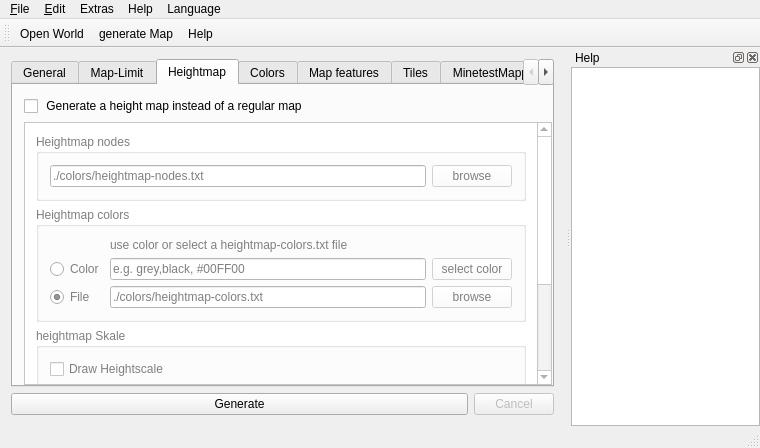
Qt form mainwindow.ui (AirSThib/MinetestMapperGUI) before a commit.
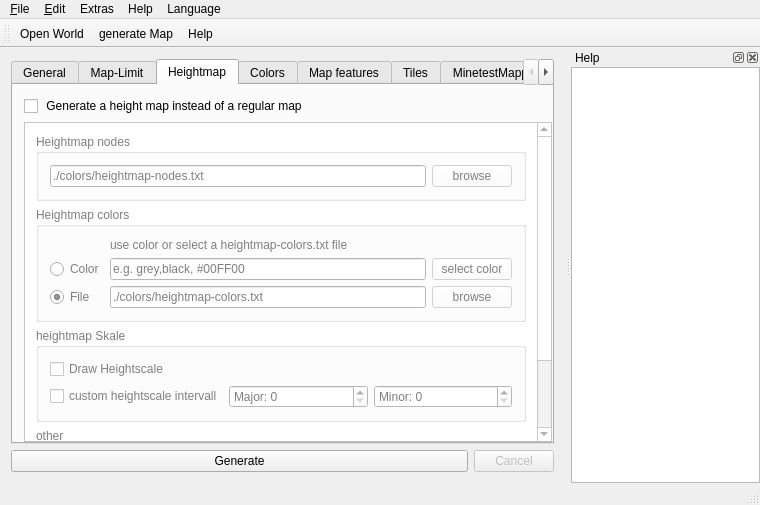
The same form after that commit. The open tabs and pages were chosen to show the change. Icons and pictures are not drawn. Custom widgets are drawn as their Qt base class.

```diff
--- a/mainwindow.ui
+++ b/mainwindow.ui
@@ -7,7 +7,7 @@
     <x>0</x>
     <y>0</y>
     <width>760</width>
-    <height>424</height>
+    <height>505</height>
    </rect>
   </property>
   <property name="windowTitle">
@@ -876,8 +876,8 @@
             <rect>
              <x>0</x>
              <y>0</y>
-             <width>509</width>
-             <height>360</height>
+             <width>503</width>
+             <height>427</height>
             </rect>
            </property>
            <layout class="QVBoxLayout" name="verticalLayout_6">
@@ -2370,7 +2370,7 @@
         <string notr="true">&lt;!DOCTYPE HTML PUBLIC &quot;-//W3C//DTD HTML 4.0//EN&quot; &quot;http://www.w3.org/TR/REC-html40/strict.dtd&quot;&gt;
 &lt;html&gt;&lt;head&gt;&lt;meta name=&quot;qrichtext&quot; content=&quot;1&quot; /&gt;&lt;style type=&quot;text/css&quot;&gt;
 p, li { white-space: pre-wrap; }
-&lt;/style&gt;&lt;/head&gt;&lt;body style=&quot; font-family:'MS Shell Dlg 2'; font-size:8.25pt; font-weight:400; font-style:normal;&quot;&gt;
+&lt;/style&gt;&lt;/head&gt;&lt;body style=&quot; font-family:'MS Shell Dlg 2'; font-size:7.8pt; font-weight:400; font-style:normal;&quot;&gt;
 &lt;p style=&quot;-qt-paragraph-type:empty; margin-top:0px; margin-bottom:0px; margin-left:0px; margin-right:0px; -qt-block-indent:0; text-indent:0px;&quot;&gt;&lt;br /&gt;&lt;/p&gt;&lt;/body&gt;&lt;/html&gt;</string>
        </property>
        <property name="source">
```
Left out of the diff: 12 changed lines with no effect on the pictures. Lines whose indentation alone changed are shown as unchanged.
